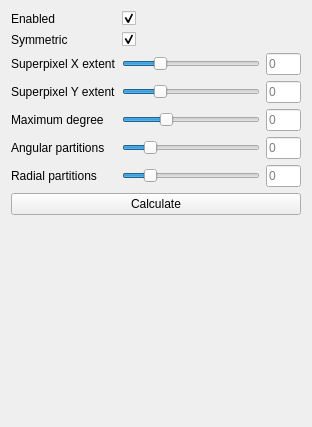
The window that include/pli_vis/ui/plugins/zernike_toolbox.ui (VRGroupRWTH/pli_view) describes before a commit, drawn with Qt 5.
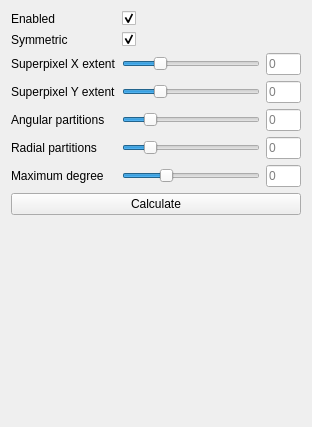
The same window after the commit.

Commit message: Adjust UI placements.

Diff of the .ui file:
```diff
--- a/include/pli_vis/ui/plugins/zernike_toolbox.ui
+++ b/include/pli_vis/ui/plugins/zernike_toolbox.ui
@@ -14,17 +14,7 @@
    <string>Zernike Moments Toolbox</string>
   </property>
   <layout class="QGridLayout" name="gridLayout">
-   <item row="4" column="0">
-    <widget class="QLabel" name="label_maximum_degree">
-     <property name="enabled">
-      <bool>true</bool>
-     </property>
-     <property name="text">
-      <string>Maximum degree</string>
-     </property>
-    </widget>
-   </item>
-   <item row="7" column="0" colspan="3">
+   <item row="10" column="0" colspan="3">
     <widget class="QPushButton" name="button_calculate">
      <property name="text">
       <string>Calculate</string>
@@ -85,25 +75,6 @@
      </property>
     </widget>
    </item>
-   <item row="4" column="2">
-    <widget class="QLineEdit" name="line_edit_maximum_degree">
-     <property name="sizePolicy">
-      <sizepolicy hsizetype="Preferred" vsizetype="Preferred">
-       <horstretch>1</horstretch>
-       <verstretch>0</verstretch>
-      </sizepolicy>
-     </property>
-     <property name="text">
-      <string/>
-     </property>
-     <property name="alignment">
-      <set>Qt::AlignLeading|Qt::AlignLeft|Qt::AlignVCenter</set>
-     </property>
-     <property name="placeholderText">
-      <string>0</string>
-     </property>
-    </widget>
-   </item>
    <item row="5" column="0">
     <widget class="QLabel" name="label_sampling_theta">
      <property name="enabled">
@@ -114,7 +85,7 @@
      </property>
     </widget>
    </item>
-   <item row="8" column="0" colspan="3">
+   <item row="11" column="0" colspan="3">
     <spacer name="spacer">
      <property name="orientation">
       <enum>Qt::Vertical</enum>
@@ -152,31 +123,6 @@
      </property>
     </widget>
    </item>
-   <item row="4" column="1">
-    <widget class="QSlider" name="slider_maximum_degree">
-     <property name="sizePolicy">
-      <sizepolicy hsizetype="Preferred" vsizetype="Preferred">
-       <horstretch>4</horstretch>
-       <verstretch>0</verstretch>
-      </sizepolicy>
-     </property>
-     <property name="minimumSize">
-      <size>
-       <width>0</width>
-       <height>0</height>
-      </size>
-     </property>
-     <property name="maximum">
-      <number>20</number>
-     </property>
-     <property name="value">
-      <number>6</number>
-     </property>
-     <property name="orientation">
-      <enum>Qt::Horizontal</enum>
-     </property>
-    </widget>
-   </item>
    <item row="6" column="2">
     <widget class="QLineEdit" name="line_edit_sampling_rho">
      <property name="sizePolicy">
@@ -356,6 +302,60 @@
      </property>
     </widget>
    </item>
+   <item row="7" column="1">
+    <widget class="QSlider" name="slider_maximum_degree">
+     <property name="sizePolicy">
+      <sizepolicy hsizetype="Preferred" vsizetype="Preferred">
+       <horstretch>4</horstretch>
+       <verstretch>0</verstretch>
+      </sizepolicy>
+     </property>
+     <property name="minimumSize">
+      <size>
+       <width>0</width>
+       <height>0</height>
+      </size>
+     </property>
+     <property name="maximum">
+      <number>20</number>
+     </property>
+     <property name="value">
+      <number>6</number>
+     </property>
+     <property name="orientation">
+      <enum>Qt::Horizontal</enum>
+     </property>
+    </widget>
+   </item>
+   <item row="7" column="0">
+    <widget class="QLabel" name="label_maximum_degree">
+     <property name="enabled">
+      <bool>true</bool>
+     </property>
+     <property name="text">
+      <string>Maximum degree</string>
+     </property>
+    </widget>
+   </item>
+   <item row="7" column="2">
+    <widget class="QLineEdit" name="line_edit_maximum_degree">
+     <property name="sizePolicy">
+      <sizepolicy hsizetype="Preferred" vsizetype="Preferred">
+       <horstretch>1</horstretch>
+       <verstretch>0</verstretch>
+      </sizepolicy>
+     </property>
+     <property name="text">
+      <string/>
+     </property>
+     <property name="alignment">
+      <set>Qt::AlignLeading|Qt::AlignLeft|Qt::AlignVCenter</set>
+     </property>
+     <property name="placeholderText">
+      <string>0</string>
+     </property>
+    </widget>
+   </item>
   </layout>
  </widget>
  <resources/>
```
Left out of the diff: 12 changed lines with no effect on the pictures.
